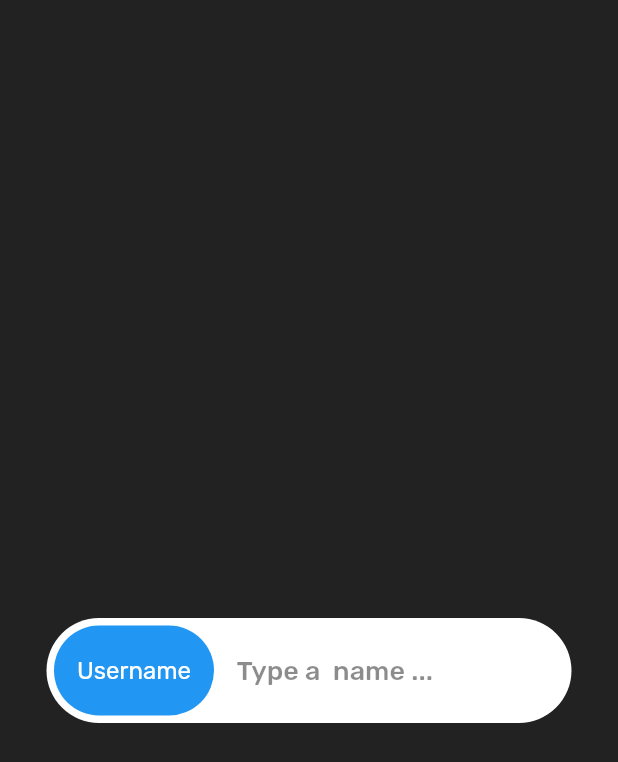
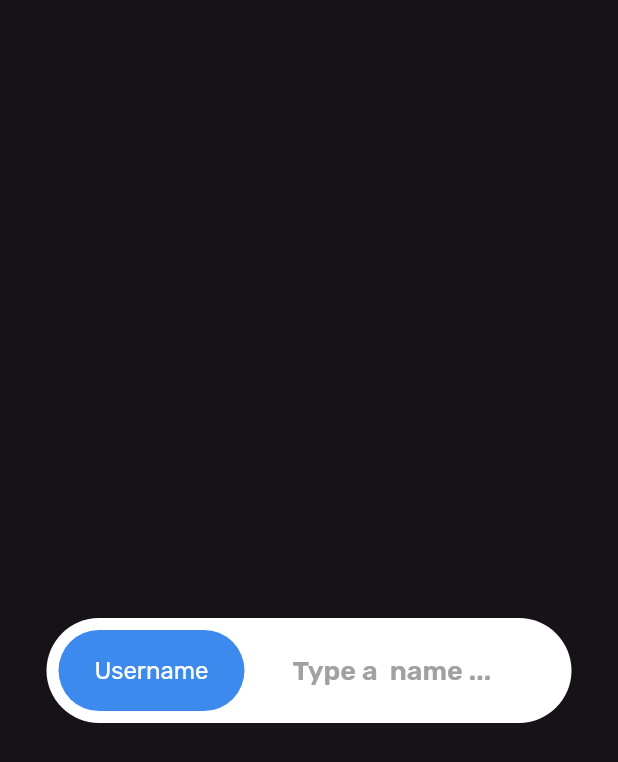
Before and after one commit to wojtekoziol/animated_textbox, a Flutter app: the screen it shows after launch, on a phone screen of 412 x 824 dp. Shown: the top 762 px of the screen. Run offline on Flutter 3.47's test engine with Material 2 defaults, Android fonts, the phone set to English and light mode, and no system bars; our stand-ins replace flutter_hooks, google_fonts.

Commit message:
Update values

```diff
--- a/lib/animated_textbox.dart
+++ b/lib/animated_textbox.dart
@@ -7,7 +7,7 @@ class AnimatedTextbox extends HookWidget {
 
   final _height = 70.0;
   final _width = 350.0;
-  final _padding = 5.0;
+  final _padding = 8.0;
 
   @override
   Widget build(BuildContext context) {
@@ -37,7 +37,6 @@ class AnimatedTextbox extends HookWidget {
             alignment: Alignment.bottomCenter,
             child: Container(
               height: _height,
-              width: _width,
               decoration: BoxDecoration(
                 color: Colors.white,
                 borderRadius: BorderRadius.circular(64),
@@ -48,13 +47,13 @@ class AnimatedTextbox extends HookWidget {
             animation: animation,
             builder: (context, child) => Align(
               alignment: Alignment(animation.value, 1),
-              child: child,
-            ),
               child: Padding(
-              padding: EdgeInsets.only(left: _padding, right: _padding * 2),
+                padding: EdgeInsets.symmetric(horizontal: _padding * 3),
                 child: SizedBox(
-                width: _width * 2 / 3 - _padding * 4,
                   height: _height,
+                  width: _width * 3 / 5 -
+                      _padding * 3 * 2 +
+                      (_width * 2 / 5) * animationController.value,
                   child: Center(
                     child: TextField(
                       focusNode: focusNode,
@@ -62,9 +61,14 @@ class AnimatedTextbox extends HookWidget {
                         border: InputBorder.none,
                         hintText: 'Type a  name ...',
                         hintStyle: GoogleFonts.rubik(
-                        color: Colors.black45,
+                          color: const Color(0xffa1a0a2),
                           fontSize: 18,
-                        fontWeight: FontWeight.w500,
+                          fontWeight: FontWeight.w600,
+                        ),
+                      ),
+                      style: const TextStyle(
+                        fontSize: 18,
+                        fontWeight: FontWeight.w600,
                       ),
                     ),
                   ),
@@ -79,12 +83,12 @@ class AnimatedTextbox extends HookWidget {
               child: child,
             ),
             child: Padding(
-              padding: const EdgeInsets.all(5),
+              padding: EdgeInsets.all(_padding),
               child: Container(
                 height: _height - _padding * 2,
-                width: _width * 1 / 3 - _padding * 2,
+                width: _width * 2 / 5 - _padding * 2,
                 decoration: BoxDecoration(
-                  color: Colors.blue,
+                  color: const Color(0xff3c8aee),
                   borderRadius: BorderRadius.circular(32),
                 ),
                 child: Center(
--- a/lib/main.dart
+++ b/lib/main.dart
@@ -14,7 +14,7 @@ class MyApp extends StatelessWidget {
       title: 'Animated Textbox',
       debugShowCheckedModeBanner: false,
       home: Scaffold(
-        backgroundColor: Colors.black87,
+        backgroundColor: Color(0xff161218),
         body: Center(
           child: AnimatedTextbox(),
         ),
```
Lines whose indentation alone changed are shown as unchanged.
